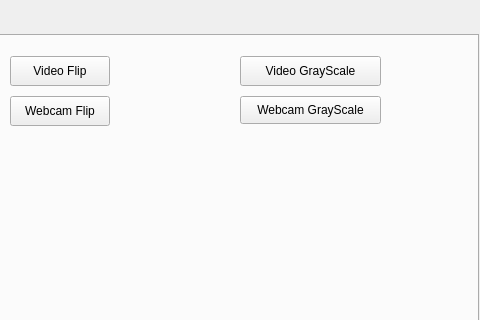
Before: the Qt Designer form image_processing_app.ui in soyoung125/MultimediaProcessingTool, drawn with Qt 5; both pictures show x 742 to 1222 and y 0 to 320 of the 1222 by 803 pixel window.
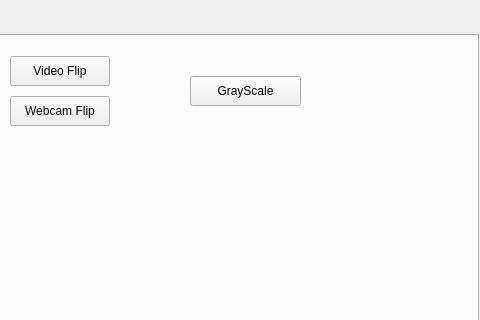
After: the same form once the commit is applied.

Commit message: VideoTransformationTap 구조 수정

```diff
--- a/image_processing_app.ui
+++ b/image_processing_app.ui
@@ -737,14 +737,14 @@
      <widget class="QPushButton" name="btnVideoGrayScale">
       <property name="geometry">
        <rect>
-        <x>980</x>
-        <y>20</y>
-        <width>141</width>
+        <x>930</x>
+        <y>40</y>
+        <width>111</width>
         <height>30</height>
        </rect>
       </property>
       <property name="text">
-       <string>Video GrayScale</string>
+       <string>GrayScale</string>
       </property>
      </widget>
      <widget class="QPushButton" name="btnConnectWebcam">
@@ -786,19 +786,6 @@
        <string>Stop Webcam</string>
       </property>
      </widget>
-     <widget class="QPushButton" name="btnWevcamGrayScale">
-      <property name="geometry">
-       <rect>
-        <x>980</x>
-        <y>60</y>
-        <width>141</width>
-        <height>28</height>
-       </rect>
-      </property>
-      <property name="text">
-       <string>Webcam GrayScale</string>
-      </property>
-     </widget>
     </widget>
     <widget class="QWidget" name="tab_6">
      <attribute name="title">
```
Left out of the diff: 2 changed lines with no effect on the pictures. The commit also changes 2 other files.
